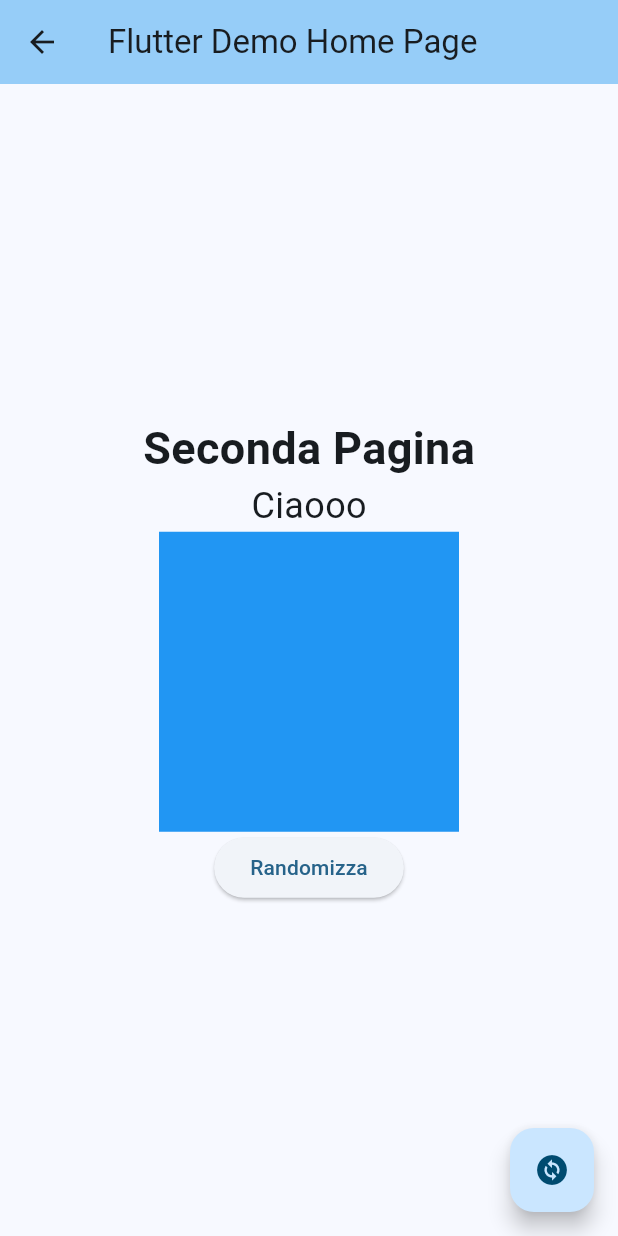
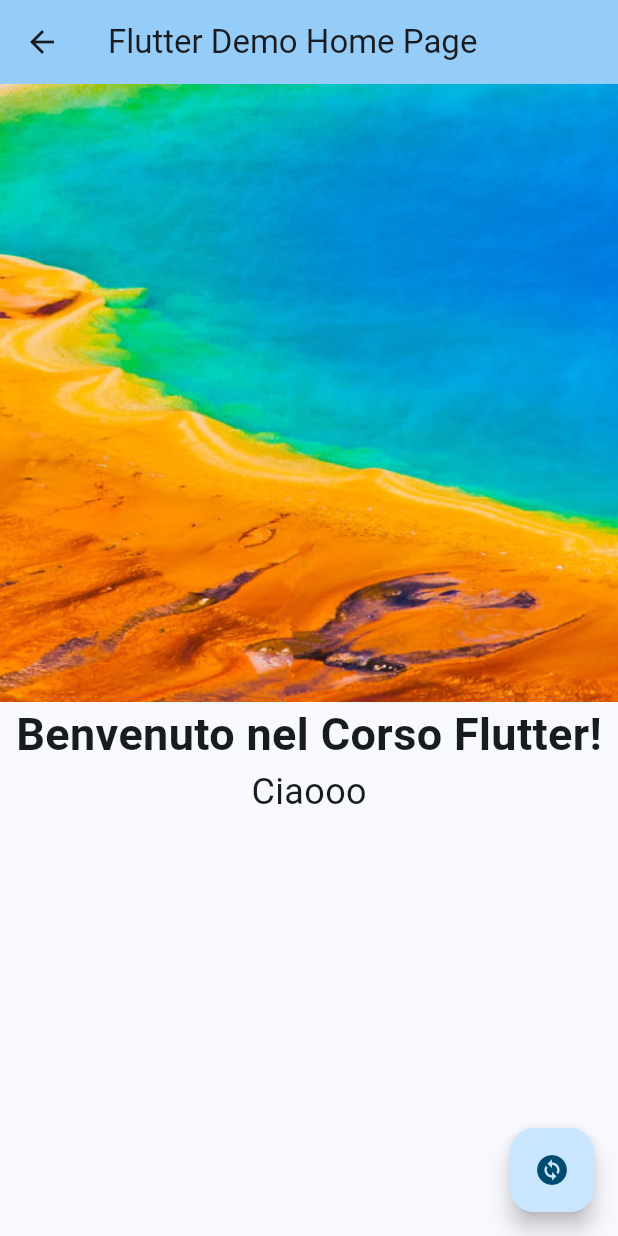
Before and after one commit to oirad360/corso_flutter, a Flutter app: the screen it shows after launch, after a tap on the "change circle" icon, on a phone screen of 412 x 824 dp. Run offline on Flutter 3.47's test engine with Material 3 defaults, Android fonts, the phone set to English and light mode, and no system bars.

Commit message:
hero animation

```diff
--- a/lib/screens/PrimaPagina.dart
+++ b/lib/screens/PrimaPagina.dart
@@ -1,5 +1,4 @@
 import 'package:flutter/material.dart';
-import 'package:corso_flutter/screens/SecondaPagina.dart';
 import 'package:corso_flutter/widgets/CardTesto.dart';
 import 'package:corso_flutter/widgets/CardVideo.dart';
 
@@ -15,18 +14,32 @@ class PrimaPagina extends StatelessWidget {
           backgroundColor: Theme.of(context).colorScheme.inversePrimary,
           title: const Text('Flutter Demo Home Page'),
         ),
-        body: ListView.builder(
-            itemCount: lista.length,
-            itemBuilder: (context, index) {
-              if (lista[index] % 2 == 0) {
-                return CardVideo(numero: lista[index]);
-              } else {
-                return CardTesto(numero: lista[index]);
-              }
-            }),
+        body: Center(
+            child: SizedBox(
+              width: 300,
+                height: 400,
+                child: InkWell(
+                    onTap: () {
+                      Navigator.pushNamed(context, '/seconda', arguments: 'Ciaooo');
+                    },
+                    child: Card(
+                        elevation: 10,
+                        clipBehavior: Clip.hardEdge,
+                        child: Column(
+                          children: [
+                            Hero(tag: 'immagine-copertina', // tramite Hero possiamo animare il passaggio di un widget (specificato nel child) da una pagina all'altra, utilizzando lo stesso tag
+                            child:Image.asset('images/spiaggia_dipinto.jpg', fit: BoxFit.cover)),
+                            Text('Corso Flutter', style: TextStyle(fontSize: 24)),
+                          ],
+                        ),
+                    ),
+                ),
+            ),
+        ),
         floatingActionButton: FloatingActionButton(
           onPressed: () {
-            Navigator.pushNamed(context, '/seconda', arguments: 'Ciaooo'); // passiamo un argomento alla navigazione
+            Navigator.pushNamed(context, '/seconda',
+                arguments: 'Ciaooo'); // passiamo un argomento alla navigazione
           },
           tooltip: 'Cambia pagina',
           child: Icon(Icons.change_circle),
--- a/lib/screens/SecondaPagina.dart
+++ b/lib/screens/SecondaPagina.dart
@@ -27,34 +27,17 @@ class _SecondaPaginaState extends State<SecondaPagina> {
           backgroundColor: Theme.of(context).colorScheme.inversePrimary,
           title: const Text('Flutter Demo Home Page'),
         ),
-        body: Center(
-          child: Column(mainAxisAlignment: MainAxisAlignment.center, children: [
-            Text(
-              'Seconda Pagina',
-              style: TextStyle(fontSize: 30, fontWeight: FontWeight.bold),
-            ),
-            Text(widget.data, style: TextStyle(fontSize: 24)),
-            AnimatedContainer(
-                duration: const Duration(seconds: 1),
-                width: _width,
-                height: _height,
-                color: _color,
-                curve: Curves.fastOutSlowIn // si possono usare diverse curve per l'animazione
-            ),
-            // è un container che esegue un'animazione al cambio delle proprietà
-            ElevatedButton(
-                onPressed: () {
-                  setState(() {
-                    final random = Random();
-                    _width = random.nextInt(300).toDouble();
-                    _height = random.nextInt(300).toDouble();
-                    _color = Color.fromRGBO(random.nextInt(256),
-                        random.nextInt(256), random.nextInt(256), 1);
-                  });
-                },
-                child: const Text('Randomizza'))
-          ]),
-        ),
+        body: Column(children: [
+          Hero(
+              tag: 'immagine-copertina',
+              child: Image.asset('images/spiaggia_dipinto.jpg',
+                  fit: BoxFit.cover)),
+          Text(
+            'Benvenuto nel Corso Flutter!',
+            style: TextStyle(fontSize: 30, fontWeight: FontWeight.bold),
+          ),
+          Text(widget.data, style: TextStyle(fontSize: 24)),
+        ]),
         floatingActionButton: FloatingActionButton(
           onPressed: () {
             Navigator.pushNamed(context, '/prima');
```
